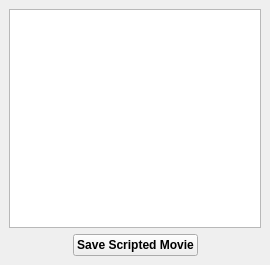
Above: src/gui/scriptmovie.ui from trisyoungs/aten before the change. Below: the same form after it.
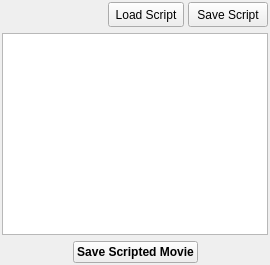
That is the form after the change. Icons and pictures are not drawn.

The edit to the form file:
```diff
--- a/src/gui/scriptmovie.ui
+++ b/src/gui/scriptmovie.ui
@@ -32,8 +32,90 @@
   </property>
   <widget class="QWidget" name="dockWidgetContents">
    <layout class="QVBoxLayout" name="verticalLayout">
+    <property name="margin">
+     <number>2</number>
+    </property>
     <item>
-     <widget class="QPlainTextEdit" name="ScriptTextEdit"/>
+     <layout class="QHBoxLayout" name="horizontalLayout_3">
+      <property name="spacing">
+       <number>4</number>
+      </property>
+      <item>
+       <spacer name="horizontalSpacer_3">
+        <property name="orientation">
+         <enum>Qt::Horizontal</enum>
+        </property>
+        <property name="sizeHint" stdset="0">
+         <size>
+          <width>40</width>
+          <height>20</height>
+         </size>
+        </property>
+       </spacer>
+      </item>
+      <item>
+       <widget class="QToolButton" name="LoadScriptButton">
+        <property name="sizePolicy">
+         <sizepolicy hsizetype="Fixed" vsizetype="Fixed">
+          <horstretch>0</horstretch>
+          <verstretch>0</verstretch>
+         </sizepolicy>
+        </property>
+        <property name="minimumSize">
+         <size>
+          <width>0</width>
+          <height>25</height>
+         </size>
+        </property>
+        <property name="text">
+         <string>Load Script</string>
+        </property>
+        <property name="icon">
+         <iconset resource="icons.qrc">
+          <normaloff>:/file/icons/file_open.svg</normaloff>:/file/icons/file_open.svg</iconset>
+        </property>
+        <property name="iconSize">
+         <size>
+          <width>16</width>
+          <height>16</height>
+         </size>
+        </property>
+        <property name="toolButtonStyle">
+         <enum>Qt::ToolButtonTextBesideIcon</enum>
+        </property>
+       </widget>
+      </item>
+      <item>
+       <widget class="QPushButton" name="SaveScriptButton">
+        <property name="sizePolicy">
+         <sizepolicy hsizetype="Minimum" vsizetype="Fixed">
+          <horstretch>0</horstretch>
+          <verstretch>0</verstretch>
+         </sizepolicy>
+        </property>
+        <property name="minimumSize">
+         <size>
+          <width>0</width>
+          <height>25</height>
+         </size>
+        </property>
+        <property name="text">
+         <string>Save Script</string>
+        </property>
+        <property name="icon">
+         <iconset resource="icons.qrc">
+          <normaloff>:/file/icons/file_save.svg</normaloff>:/file/icons/file_save.svg</iconset>
+        </property>
+       </widget>
+      </item>
+     </layout>
+    </item>
+    <item>
+     <widget class="QPlainTextEdit" name="ScriptTextEdit">
+      <property name="tabStopWidth">
+       <number>40</number>
+      </property>
+     </widget>
     </item>
     <item>
      <layout class="QHBoxLayout" name="horizontalLayout">
```
Left out of the diff: 1 changed line with no effect on the pictures.
